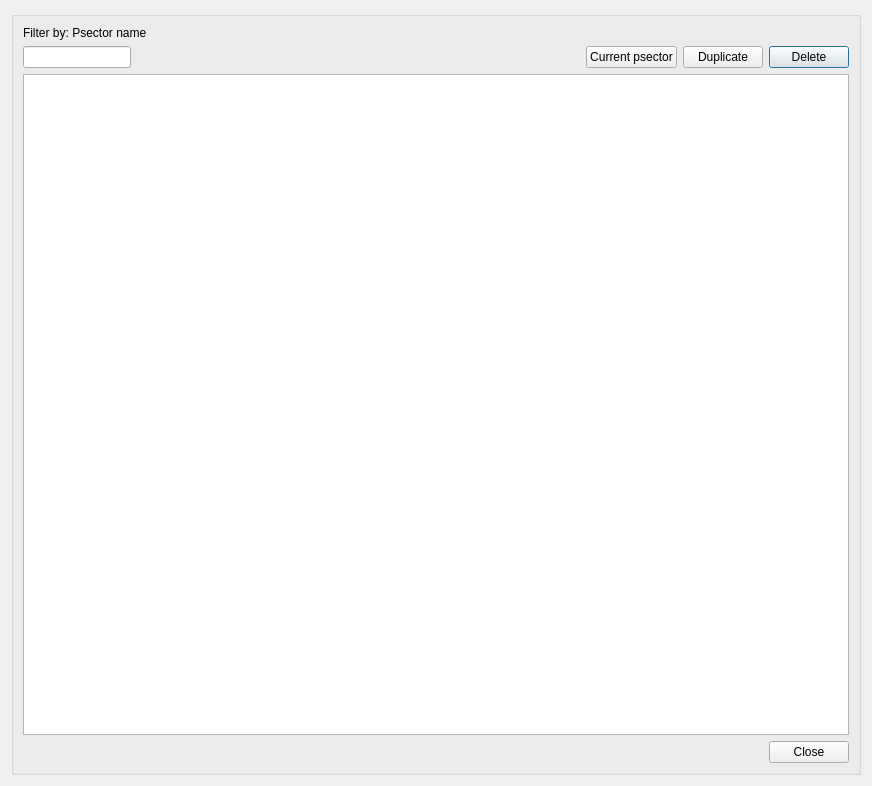
Qt form core/ui/toolbars/plan/psector_manager.ui (Giswater/giswater_qgis_plugin) before a commit.
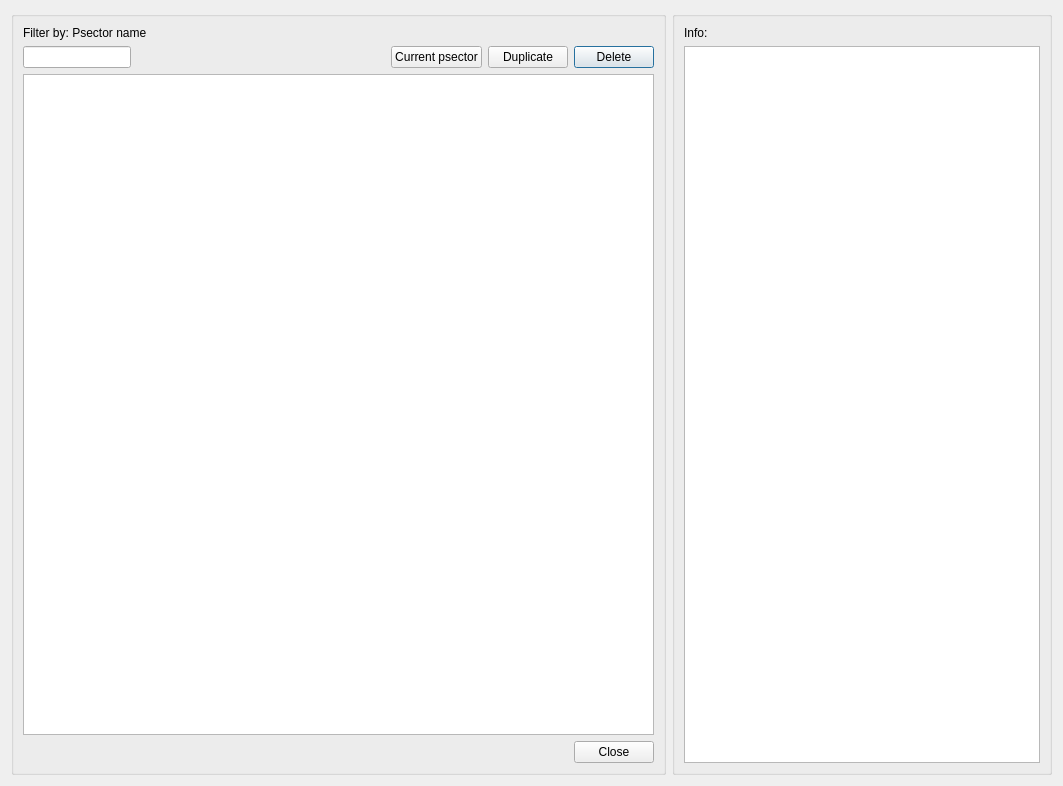
The same form after that commit.

Commit message: Add txt_infolog in psector_manager.ui

Patch:
```diff
--- a/core/ui/toolbars/plan/psector_manager.ui
+++ b/core/ui/toolbars/plan/psector_manager.ui
@@ -6,7 +6,7 @@
    <rect>
     <x>0</x>
     <y>0</y>
-    <width>872</width>
+    <width>1063</width>
     <height>786</height>
    </rect>
   </property>
@@ -16,6 +16,12 @@
   <layout class="QGridLayout" name="verticalLayout_4">
    <item row="0" column="0">
     <widget class="QGroupBox" name="groupBox">
+     <property name="sizePolicy">
+      <sizepolicy hsizetype="MinimumExpanding" vsizetype="Preferred">
+       <horstretch>0</horstretch>
+       <verstretch>0</verstretch>
+      </sizepolicy>
+     </property>
      <property name="title">
       <string/>
      </property>
@@ -131,6 +137,31 @@
      </layout>
     </widget>
    </item>
+   <item row="0" column="1">
+    <widget class="QGroupBox" name="groupBox_2">
+     <property name="maximumSize">
+      <size>
+       <width>380</width>
+       <height>16777215</height>
+      </size>
+     </property>
+     <property name="title">
+      <string/>
+     </property>
+     <layout class="QGridLayout" name="gridLayout">
+      <item row="0" column="0">
+       <widget class="QLabel" name="label">
+        <property name="text">
+         <string>Info:</string>
+        </property>
+       </widget>
+      </item>
+      <item row="1" column="0">
+       <widget class="QTextEdit" name="txt_infolog"/>
+      </item>
+     </layout>
+    </widget>
+   </item>
   </layout>
  </widget>
  <tabstops>
```
Left out of the diff: 2 changed lines with no effect on the pictures. The commit also changes 1 other file.
